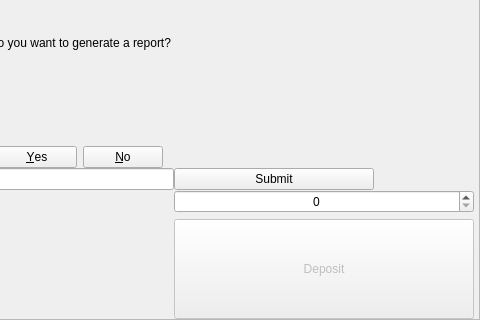
SebastianSlaby/atm-program, file mainwindow.ui: the form before one commit; both pictures show x 320 to 800 and y 280 to 600 of the 800 by 600 pixel window.
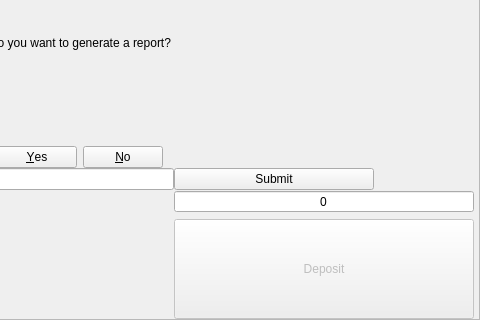
The form after the commit.

The edit to the form file:
```diff
--- a/mainwindow.ui
+++ b/mainwindow.ui
@@ -221,6 +221,9 @@
             <property name="alignment">
              <set>Qt::AlignCenter</set>
             </property>
+            <property name="buttonSymbols">
+             <enum>QAbstractSpinBox::NoButtons</enum>
+            </property>
             <property name="maximum">
              <number>20000</number>
             </property>
```
